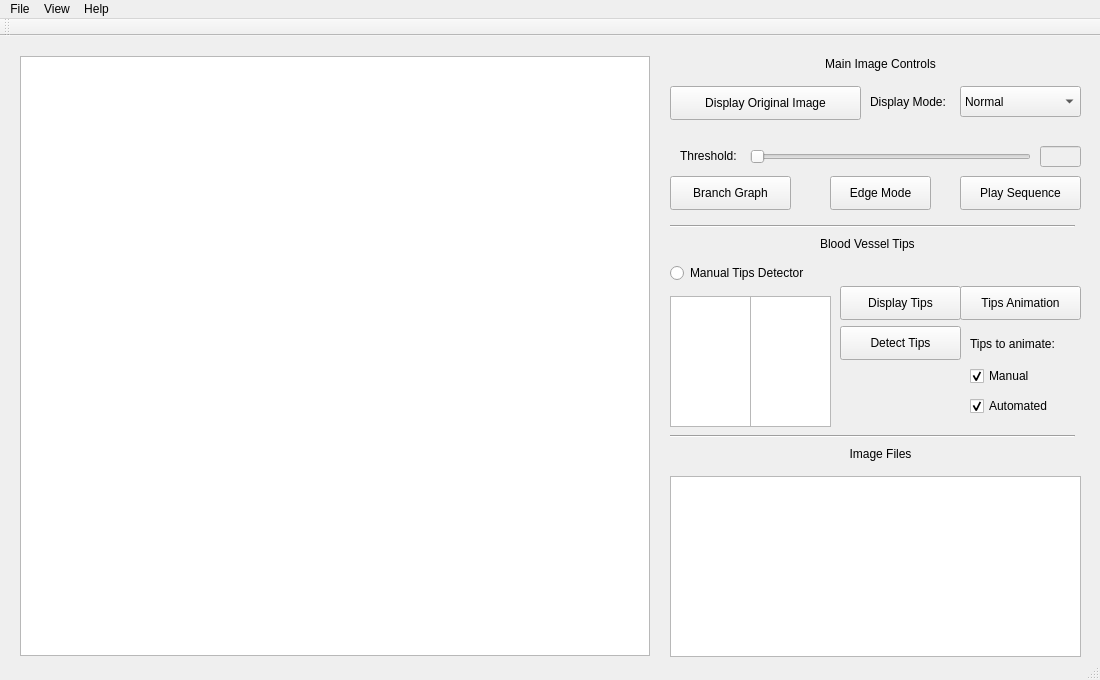
Before: the Qt Designer form mainwindow.ui in qchen2017/BloodVesselVisualization, drawn with Qt 5.
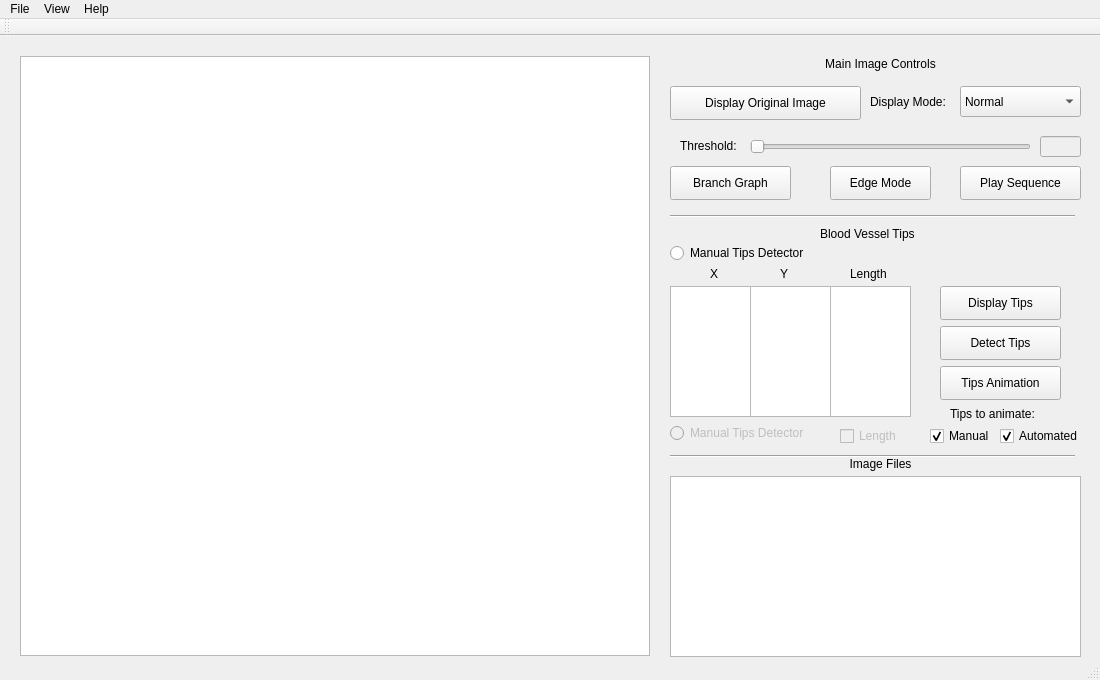
After: the same form once the commit is applied.

Commit message:
added reference point & length
radio button for ref pt, check box for length, another box for length if
manually detect tips

The edit to the form file:
```diff
--- a/mainwindow.ui
+++ b/mainwindow.ui
@@ -28,7 +28,7 @@
     <property name="geometry">
      <rect>
       <x>680</x>
-      <y>110</y>
+      <y>100</y>
       <width>81</width>
       <height>20</height>
      </rect>
@@ -41,7 +41,7 @@
     <property name="geometry">
      <rect>
       <x>750</x>
-      <y>110</y>
+      <y>100</y>
       <width>281</width>
       <height>22</height>
      </rect>
@@ -99,7 +99,7 @@
     <property name="geometry">
      <rect>
       <x>1040</x>
-      <y>110</y>
+      <y>100</y>
       <width>41</width>
       <height>21</height>
      </rect>
@@ -122,7 +122,7 @@
     <property name="geometry">
      <rect>
       <x>840</x>
-      <y>410</y>
+      <y>420</y>
       <width>81</width>
       <height>16</height>
      </rect>
@@ -141,7 +141,7 @@
     <property name="geometry">
      <rect>
       <x>960</x>
-      <y>140</y>
+      <y>130</y>
       <width>121</width>
       <height>34</height>
      </rect>
@@ -156,7 +156,7 @@
     </property>
     <property name="geometry">
      <rect>
-      <x>840</x>
+      <x>940</x>
       <y>290</y>
       <width>121</width>
       <height>34</height>
@@ -195,7 +195,7 @@
     <property name="geometry">
      <rect>
       <x>670</x>
-      <y>180</y>
+      <y>170</y>
       <width>405</width>
       <height>20</height>
      </rect>
@@ -211,7 +211,7 @@
     <property name="geometry">
      <rect>
       <x>830</x>
-      <y>140</y>
+      <y>130</y>
       <width>101</width>
       <height>34</height>
      </rect>
@@ -227,7 +227,7 @@
     <property name="geometry">
      <rect>
       <x>670</x>
-      <y>140</y>
+      <y>130</y>
       <width>121</width>
       <height>34</height>
      </rect>
@@ -256,7 +256,7 @@
     <property name="geometry">
      <rect>
       <x>670</x>
-      <y>220</y>
+      <y>200</y>
       <width>161</width>
       <height>34</height>
      </rect>
@@ -269,7 +269,7 @@
     <property name="geometry">
      <rect>
       <x>750</x>
-      <y>260</y>
+      <y>250</y>
       <width>81</width>
       <height>131</height>
      </rect>
@@ -282,7 +282,7 @@
     <property name="geometry">
      <rect>
       <x>670</x>
-      <y>260</y>
+      <y>250</y>
       <width>81</width>
       <height>131</height>
      </rect>
@@ -294,8 +294,8 @@
    <widget class="QPushButton" name="tipsAnimation_pushButton">
     <property name="geometry">
      <rect>
-      <x>960</x>
-      <y>250</y>
+      <x>940</x>
+      <y>330</y>
       <width>121</width>
       <height>34</height>
      </rect>
@@ -308,7 +308,7 @@
     <property name="geometry">
      <rect>
       <x>820</x>
-      <y>200</y>
+      <y>190</y>
       <width>111</width>
       <height>16</height>
      </rect>
@@ -321,7 +321,7 @@
     <property name="geometry">
      <rect>
       <x>670</x>
-      <y>390</y>
+      <y>410</y>
       <width>405</width>
       <height>20</height>
      </rect>
@@ -333,9 +333,9 @@
    <widget class="QCheckBox" name="manual_checkBox">
     <property name="geometry">
      <rect>
-      <x>970</x>
-      <y>330</y>
-      <width>89</width>
+      <x>930</x>
+      <y>390</y>
+      <width>61</width>
       <height>20</height>
      </rect>
     </property>
@@ -349,9 +349,9 @@
    <widget class="QCheckBox" name="automated_checkBox">
     <property name="geometry">
      <rect>
-      <x>970</x>
-      <y>360</y>
-      <width>89</width>
+      <x>1000</x>
+      <y>390</y>
+      <width>81</width>
       <height>20</height>
      </rect>
     </property>
@@ -365,8 +365,8 @@
    <widget class="QLabel" name="tips_checkboxes_label">
     <property name="geometry">
      <rect>
-      <x>970</x>
-      <y>300</y>
+      <x>950</x>
+      <y>370</y>
       <width>101</width>
       <height>16</height>
      </rect>
@@ -378,7 +378,7 @@
    <widget class="QPushButton" name="displayTips_pushButton">
     <property name="geometry">
      <rect>
-      <x>840</x>
+      <x>940</x>
       <y>250</y>
       <width>121</width>
       <height>34</height>
@@ -388,6 +388,93 @@
      <string>Display Tips</string>
     </property>
    </widget>
+   <widget class="QTextEdit" name="length_textEdit">
+    <property name="geometry">
+     <rect>
+      <x>830</x>
+      <y>250</y>
+      <width>81</width>
+      <height>131</height>
+     </rect>
+    </property>
+    <property name="readOnly">
+     <bool>true</bool>
+    </property>
+   </widget>
+   <widget class="QRadioButton" name="select_ref_point_radioButton">
+    <property name="enabled">
+     <bool>false</bool>
+    </property>
+    <property name="geometry">
+     <rect>
+      <x>670</x>
+      <y>380</y>
+      <width>161</width>
+      <height>34</height>
+     </rect>
+    </property>
+    <property name="text">
+     <string>Manual Tips Detector</string>
+    </property>
+   </widget>
+   <widget class="QLabel" name="tipsControls_label_2">
+    <property name="geometry">
+     <rect>
+      <x>780</x>
+      <y>230</y>
+      <width>16</width>
+      <height>16</height>
+     </rect>
+    </property>
+    <property name="text">
+     <string>Y</string>
+    </property>
+   </widget>
+   <widget class="QLabel" name="tipsControls_label_3">
+    <property name="geometry">
+     <rect>
+      <x>850</x>
+      <y>230</y>
+      <width>41</width>
+      <height>16</height>
+     </rect>
+    </property>
+    <property name="text">
+     <string>Length</string>
+    </property>
+   </widget>
+   <widget class="QLabel" name="tipsControls_label_4">
+    <property name="geometry">
+     <rect>
+      <x>710</x>
+      <y>230</y>
+      <width>16</width>
+      <height>16</height>
+     </rect>
+    </property>
+    <property name="text">
+     <string>X</string>
+    </property>
+   </widget>
+   <widget class="QCheckBox" name="length_checkBox">
+    <property name="enabled">
+     <bool>false</bool>
+    </property>
+    <property name="geometry">
+     <rect>
+      <x>840</x>
+      <y>390</y>
+      <width>61</width>
+      <height>20</height>
+     </rect>
+    </property>
+    <property name="text">
+     <string>Length</string>
+    </property>
+    <property name="checked">
+     <bool>false</bool>
+    </property>
+   </widget>
   </widget>
   <widget class="QToolBar" name="mainToolBar">
    <property name="acceptDrops">
```
Left out of the diff: 2 changed lines with no effect on the pictures. The commit also changes 3 other files.
